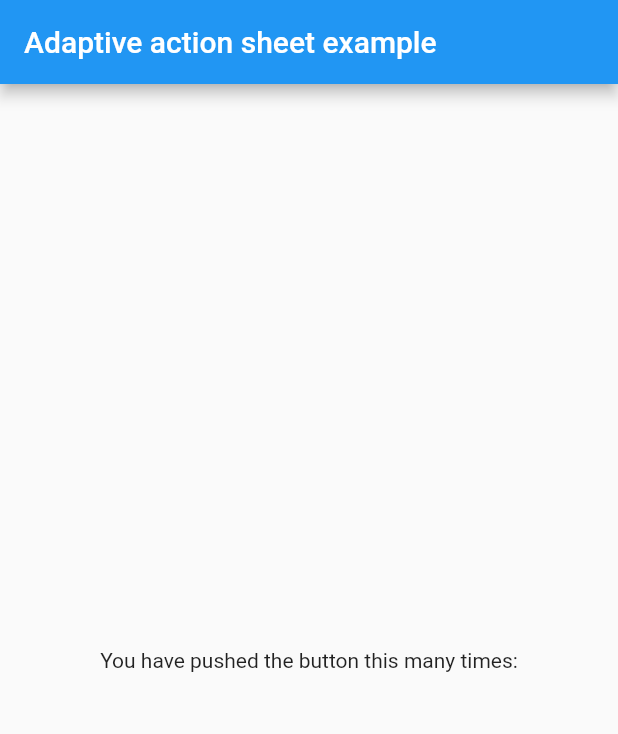
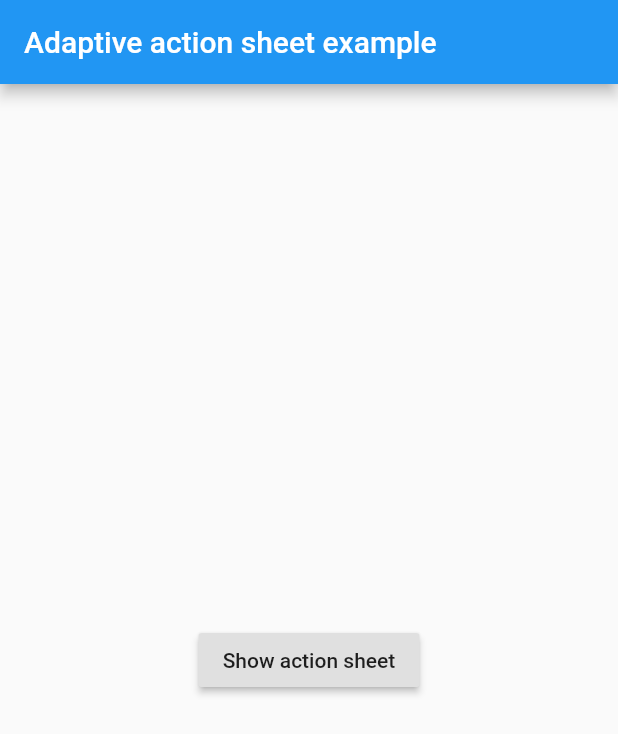
Before and after one commit to Daniel-Ioannou/flutter_adaptive_action_sheet, a Flutter app: the screen it shows after launch, on a phone screen of 412 x 824 dp. Shown: the top 734 px of the screen. Run offline on Flutter 3.47's test engine with Material 2 defaults, Android fonts, the phone set to English and light mode, and no system bars.

Commit message:
Implement example

```diff
--- a/example/lib/main.dart
+++ b/example/lib/main.dart
@@ -1,4 +1,5 @@
 import 'package:flutter/material.dart';
+import 'package:adaptive_action_sheet/adaptive_action_sheet.dart';
 
 void main() {
   runApp(MyApp());
@@ -13,13 +14,13 @@ class MyApp extends StatelessWidget {
         primarySwatch: Colors.blue,
         visualDensity: VisualDensity.adaptivePlatformDensity,
       ),
-      home: MyHomePage(),
+      home: const MyHomePage(),
     );
   }
 }
 
 class MyHomePage extends StatefulWidget {
-  MyHomePage({Key key}) : super(key: key);
+  const MyHomePage({Key key}) : super(key: key);
 
   @override
   _MyHomePageState createState() => _MyHomePageState();
@@ -30,11 +31,21 @@ class _MyHomePageState extends State<MyHomePage> {
   Widget build(BuildContext context) {
     return Scaffold(
       appBar: AppBar(
-        title: Text('Adaptive action sheet example'),
+        title: const Text('Adaptive action sheet example'),
       ),
       body: Center(
-        child: Text(
-          'You have pushed the button this many times:',
+        child: RaisedButton(
+          onPressed: () {
+            showAdaptiveActionSheet(
+              context: context,
+              actions: <BottomSheetAction>[
+                BottomSheetAction(title: 'Item 1', onPressed: () {}),
+                BottomSheetAction(title: 'Item 2', onPressed: () {}),
+                BottomSheetAction(title: 'Item 3', onPressed: () {}),
+              ],
+            );
+          },
+          child: const Text('Show action sheet'),
         ),
       ),
     );
```
